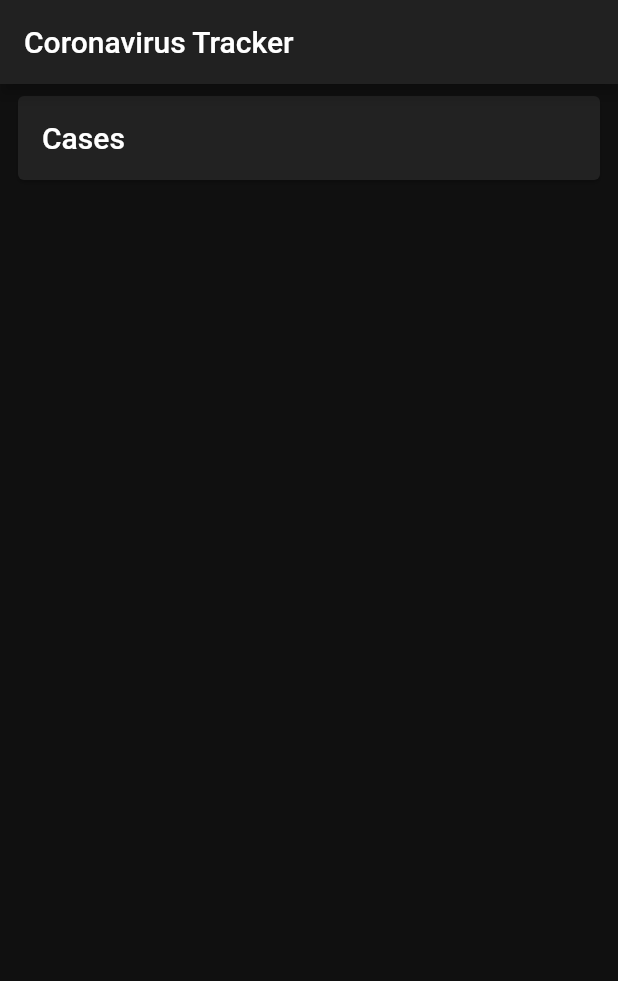
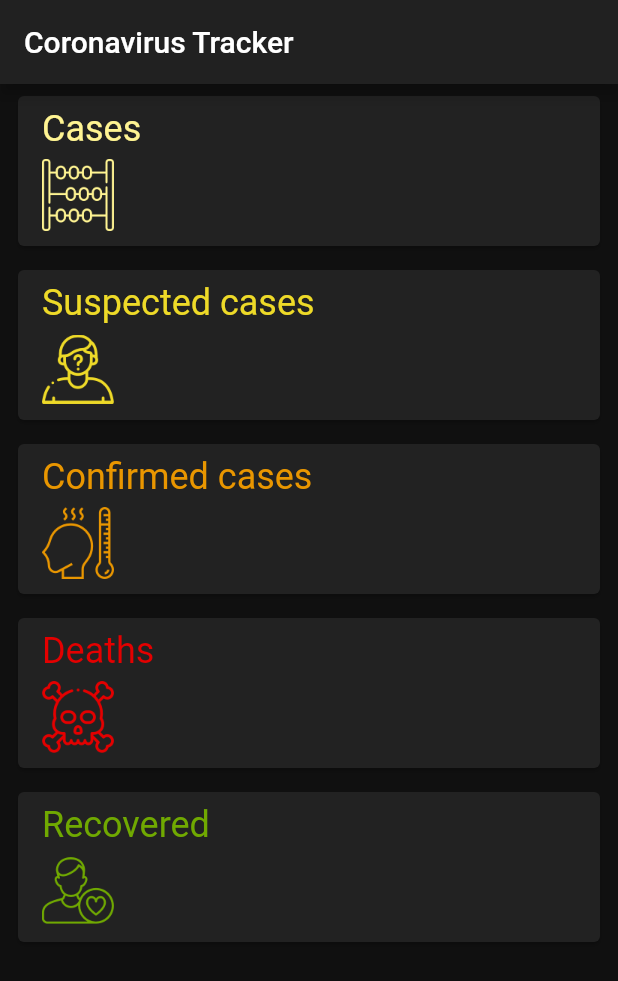
Before and after one commit to AlankritNayak/Coronavirus-Tracker, a Flutter app: the screen it shows after launch, on a phone screen of 412 x 824 dp. Shown: the top 981 px of the screen. Run offline on Flutter 3.47's test engine with Material 2 defaults, Android fonts, the phone set to English and light mode, and no system bars; network calls fail.

Commit message:
initial commit

```diff
--- a/lib/app/services/api_service.dart
+++ b/lib/app/services/api_service.dart
@@ -38,6 +38,8 @@ class APIService{
         final Map<String, dynamic> endpointData = data[0];
         final String responseJsonKey = _responseJsonKeys[endPoint];
         final int result  = endpointData[responseJsonKey];
+        final String dateString = endpointData['date'];
+        final date = DateTime.tryParse(dateString);
         if(result != null){
           return result;
         }
--- a/lib/app/ui/dashboard.dart
+++ b/lib/app/ui/dashboard.dart
@@ -1,7 +1,6 @@
+import 'package:covid_rest_api/app/repositories/endPointsData.dart';
 import 'package:covid_rest_api/app/services/api.dart';
-import 'package:covid_rest_api/app/services/api_service.dart';
 import 'package:covid_rest_api/app/ui/endpoint_card.dart';
-import 'package:flutter/gestures.dart';
 import 'package:flutter/material.dart';
 import 'package:covid_rest_api/app/repositories/data_repository.dart';
 import 'package:provider/provider.dart';
@@ -12,12 +11,12 @@ class Dashboard extends StatefulWidget {
 }
 
 class _DashboardState extends State<Dashboard> {
-  int _cases;
+  EndpointsData _endPointData;
 
   Future<void> _updateData() async {
     final dataRepository = Provider.of<DataRepository>(context, listen: false);
-    final cases = await dataRepository.getEndpointData(EndPoint.cases);
-    setState(() => _cases = cases);
+    final endPointsData = await dataRepository.getAllEndpointData();
+    setState(() => _endPointData = endPointsData);
   }
 
   @override
@@ -36,9 +35,10 @@ class _DashboardState extends State<Dashboard> {
         onRefresh: _updateData,
         child: ListView(
           children: <Widget>[
+            for(var endPoint in EndPoint.values)
             EndpointCard(
-              endpoint: EndPoint.cases,
-              value: _cases,
+              endpoint: endPoint,
+              value: _endPointData != null ? _endPointData.values[endPoint]: null,
             ),
           ],
         ),
--- a/lib/app/ui/endpoint_card.dart
+++ b/lib/app/ui/endpoint_card.dart
@@ -1,28 +1,65 @@
 import 'package:covid_rest_api/app/services/api.dart';
 import 'package:flutter/material.dart';
+
+
+class EndpointCardData {
+  EndpointCardData(this.title, this.assetName, this.color);
+  final String title;
+  final String assetName;
+  final Color color;
+}
 
 class EndpointCard extends StatelessWidget {
   const EndpointCard({Key key, this.endpoint, this.value}) : super(key: key);
   final EndPoint endpoint;
   final int value;
 
+  static Map<EndPoint, EndpointCardData> _cardsData= {
+       EndPoint.cases:
+        EndpointCardData('Cases', 'assets/count.png', Color(0xFFFFF492)),
+    EndPoint.suspected: EndpointCardData(
+        'Suspected cases', 'assets/suspect.png', Color(0xFFEEDA28)),
+    EndPoint.confirmed: EndpointCardData(
+        'Confirmed cases', 'assets/fever.png', Color(0xFFE99600)),
+    EndPoint.deaths:
+        EndpointCardData('Deaths', 'assets/death.png', Color(0xFFE40000)),
+    EndPoint.recovered:
+        EndpointCardData('Recovered', 'assets/patient.png', Color(0xFF70A901)),
+  };
+
   @override
   Widget build(BuildContext context) {
-    return Padding(
+     final cardData = _cardsData[endpoint];
+    return  Padding(
       padding: const EdgeInsets.symmetric(horizontal: 8.0, vertical: 4.0),
       child: Card(
         child: Padding(
           padding: const EdgeInsets.symmetric(horizontal: 16.0, vertical: 8.0),
-          child: Row(
-            mainAxisAlignment: MainAxisAlignment.spaceBetween,
+          child: Column(
+            crossAxisAlignment: CrossAxisAlignment.start,
             children: <Widget>[
               Text(
-                'Cases',
-                style: Theme.of(context).textTheme.headline6,
+                cardData.title,
+                style: Theme.of(context)
+                    .textTheme
+                    .headline5
+                    .copyWith(color: cardData.color),
               ),
-              Text(
-                value != null ? value.toString() : '',
-                style: Theme.of(context).textTheme.headline4,
+              SizedBox(height: 4),
+              SizedBox(
+                height: 52,
+                child: Row(
+                  mainAxisAlignment: MainAxisAlignment.spaceBetween,
+                  crossAxisAlignment: CrossAxisAlignment.center,
+                  children: <Widget>[
+                    Image.asset(cardData.assetName, color: cardData.color),
+                    Text(
+                      value != null ? value.toString() : '',
+                      style: Theme.of(context).textTheme.headline4.copyWith(
+                          color: cardData.color, fontWeight: FontWeight.w500),
+                    ),
+                  ],
+                ),
               ),
             ],
           ),
```
Also changed, not shown: pubspec.yaml (+3 -4 lines), assets/2.0x/count.png (added), assets/2.0x/death.png (added), assets/2.0x/fever.png (added), assets/2.0x/patient.png (added), assets/2.0x/suspect.png (added), assets/3.0x/count.png (added), assets/3.0x/death.png (added), assets/3.0x/fever.png (added), assets/3.0x/patient.png (added), assets/3.0x/suspect.png (added), assets/count.png (added), assets/death.png (added), assets/fever.png (added), 4 more files.
